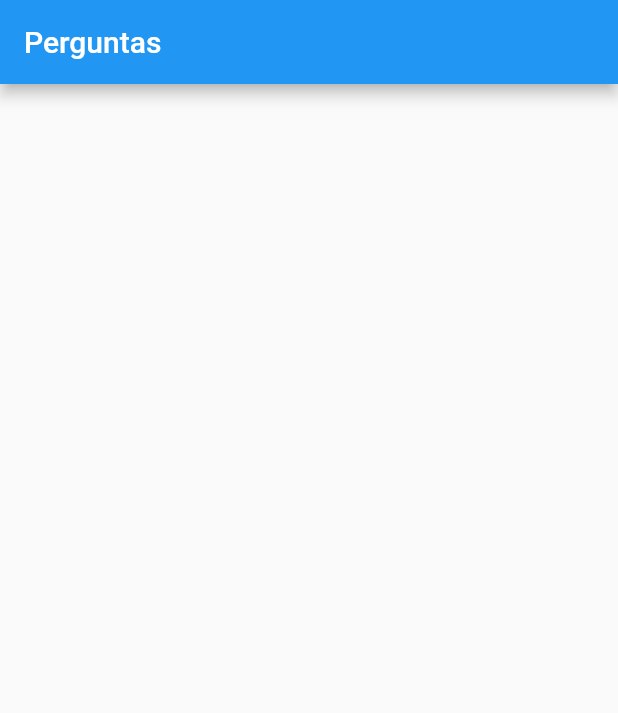
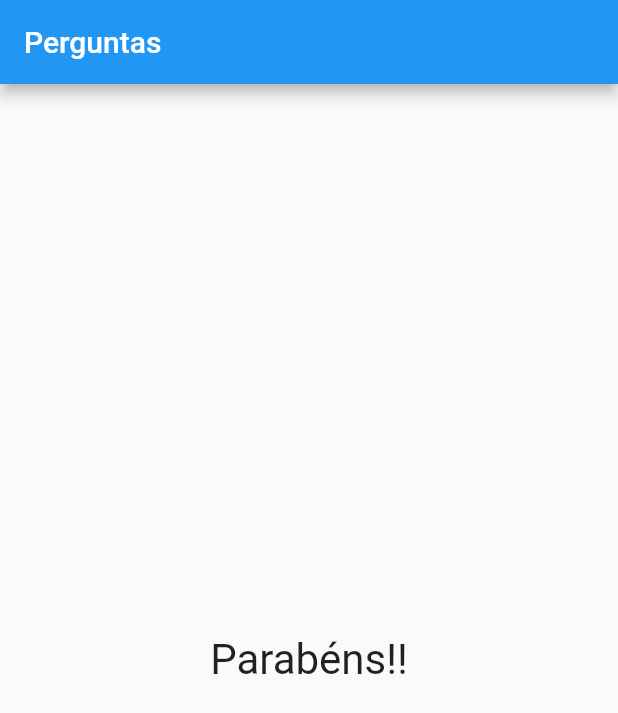
Before and after one commit to EduSilvaMendonca/projeto_perguntas, a Flutter app: the screen it shows after launch, after a tap on "Preto", after a tap on "Cobra", after a tap on "Maria", on a phone screen of 412 x 824 dp. Shown: the top 713 px of the screen. Run offline on Flutter 3.47's test engine with Material 2 defaults, Android fonts, the phone set to English and light mode, and no system bars.

Commit message:
Exibindo Resultado

```diff
--- a/lib/main.dart
+++ b/lib/main.dart
@@ -51,7 +51,12 @@ class _PerguntaAppState extends State<PerguntaApp> {
                   ...respostas.map((t) => Resposta(t, _responder)).toList(),
                 ],
               )
-            : null,
+            : Center(
+                child: Text(
+                  'Parabéns!!',
+                  style: TextStyle(fontSize: 28),
+                ),
+              ),
       ),
     );
   }
```
